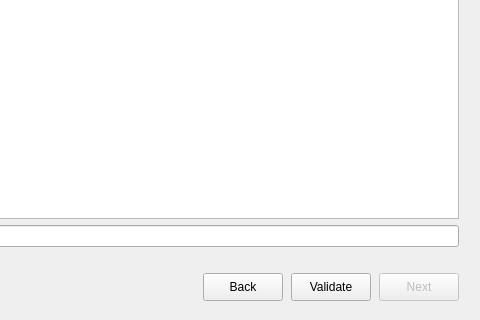
Qt form src/qt/forms/proposalwizard.ui (orinverse/orin) before a commit; both pictures show x 160 to 640 and y 100 to 420 of the 640 by 420 pixel window.
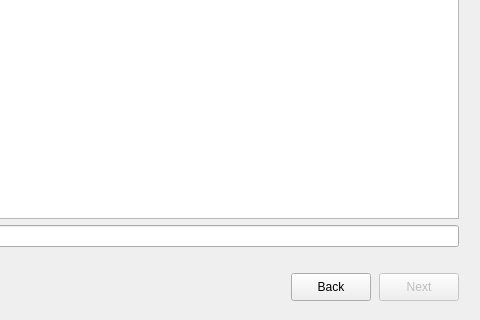
The same form after that commit. The open tabs and pages were chosen to show the change. Custom widgets are drawn as their Qt base class.

Commit message:
refactor(qt): remove redundant Validate button from governance proposal wizard
The Validate button is no longer needed since validation now happens  automatically when the review page loads, and the JSON/hex fields are read-only.

The edit to the form file:
```diff
--- a/src/qt/forms/proposalwizard.ui
+++ b/src/qt/forms/proposalwizard.ui
@@ -383,19 +383,6 @@
             </property>
           </widget>
          </item>
-         <item>
-           <widget class="QPushButton" name="btnValidate">
-           <property name="text">
-            <string>Validate</string>
-           </property>
-            <property name="minimumSize">
-             <size>
-              <width>0</width>
-              <height>28</height>
-             </size>
-            </property>
-          </widget>
-         </item>
          <item>
            <widget class="QPushButton" name="btnNext2">
            <property name="text">
```
Left out of the diff: 1 changed line with no effect on the pictures. The commit also changes 1 other file.
